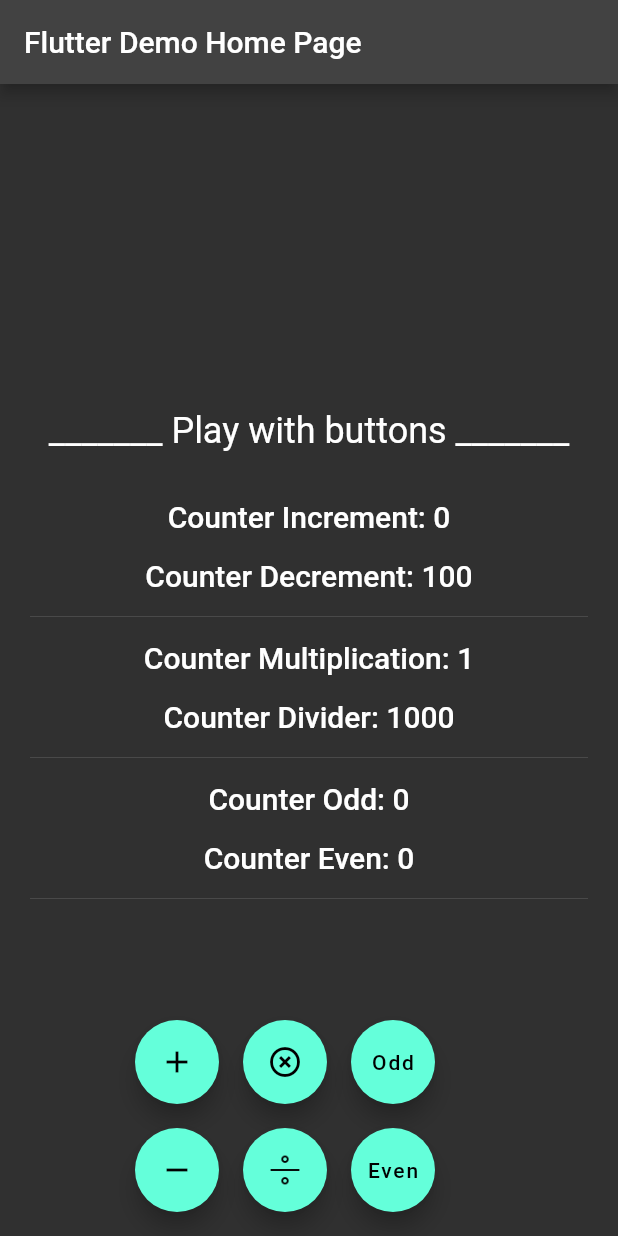
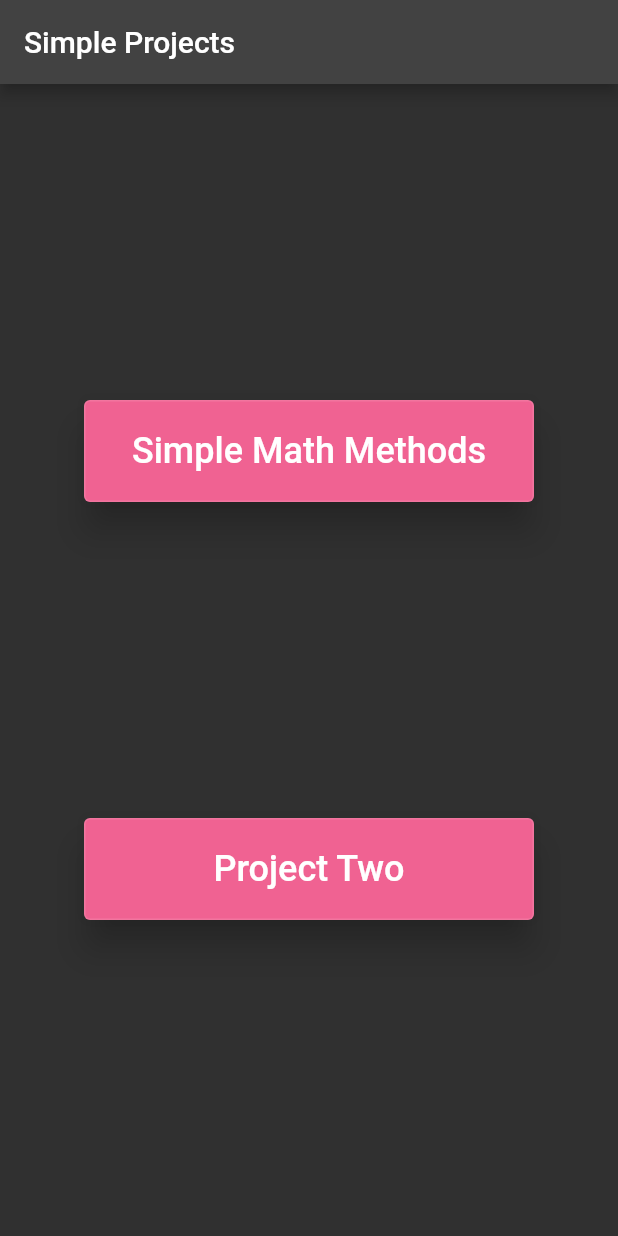
Before and after one commit to irisktaker/pio_first_project, a Flutter app: the screen it shows after launch, on a phone screen of 412 x 824 dp. Run offline on Flutter 3.47's test engine with Material 2 defaults, Android fonts, the phone set to English and light mode, and no system bars.

Commit message:
add_project2

```diff
--- /dev/null
+++ b/lib/home_page.dart
@@ -0,0 +1,65 @@
+import 'package:first_project/simple_math_methods/simple_math_methods.dart';
+import 'package:flutter/material.dart';
+
+import 'project2/show_answer.dart';
+
+class HomePage extends StatelessWidget {
+  const HomePage({Key? key}) : super(key: key);
+
+  // MaterialButton
+  OutlinedButton buildOutlinedButton({
+    required String? text,
+    required void Function() function,
+  }) {
+    return OutlinedButton(
+      onPressed: function,
+      child: Text(
+        text!,
+        style: const TextStyle(color: Colors.white, fontSize: 24),
+      ),
+      style: ButtonStyle(
+        backgroundColor: MaterialStateProperty.all(Colors.pink.shade300),
+        elevation: MaterialStateProperty.all(10),
+        padding: MaterialStateProperty.all(const EdgeInsets.all(20)),
+        alignment: AlignmentDirectional.center,
+        fixedSize: MaterialStateProperty.all(const Size.fromWidth(300)),
+      ),
+    );
+  }
+
+  @override
+  Widget build(BuildContext context) {
+    return Scaffold(
+      appBar: AppBar(
+        title: const Text("Simple Projects"),
+      ),
+      body: Center(
+        child: Column(
+          mainAxisAlignment: MainAxisAlignment.spaceEvenly,
+          children: [
+            buildOutlinedButton(
+              text: 'Simple Math Methods',
+              function: () => Navigator.push(
+                context,
+                MaterialPageRoute(
+                  builder: (context) => const SimpleMathMethods(
+                    title: 'Simple Math Methods',
+                  ),
+                ),
+              ),
+            ),
+            buildOutlinedButton(
+              text: 'Project Two',
+              function: () => Navigator.push(
+                context,
+                MaterialPageRoute(
+                  builder: (context) => const ShowAnswer(),
+                ),
+              ),
+            ),
+          ],
+        ),
+      ),
+    );
+  }
+}
--- a/lib/main.dart
+++ b/lib/main.dart
@@ -1,6 +1,6 @@
 import 'package:flutter/material.dart';
 
-import 'my_home_page.dart';
+import 'home_page.dart';
 
 void main() {
   runApp(const MyApp());
@@ -14,7 +14,7 @@ class MyApp extends StatelessWidget {
     return MaterialApp(
       title: 'Flutter Demo',
       theme: ThemeData.dark(),
-      home: const MyHomePage(title: 'Flutter Demo Home Page'),
+      home: const HomePage(),
     );
   }
 }
--- a/lib/my_home_page.dart
+++ /dev/null
@@ -1,163 +0,0 @@
-import 'package:flutter/material.dart';
-
-class MyHomePage extends StatefulWidget {
-  const MyHomePage({Key? key, required this.title}) : super(key: key);
-
-  final String title;
-
-  @override
-  State<MyHomePage> createState() => _MyHomePageState();
-}
-
-class _MyHomePageState extends State<MyHomePage> {
-  // int _counter = 0;
-  int _incCounter = 0;
-  int _decCounter = 100;
-  int _multiCounter = 1;
-  int _divCounter = 1000;
-  int _odCounter = 0;
-  int _evCounter = 0;
-
-  /// add
-  void _incrementCounter() {
-    setState(() {
-      _incCounter++;
-    });
-  }
-
-  /// minus
-  void _decrementCounter() {
-    setState(() {
-      _decCounter--;
-    });
-  }
-
-  /// multi
-  void _multipleCounter() {
-    setState(() {
-      _multiCounter *= 2;
-    });
-  }
-
-  /// div
-  void _dividerCounter() {
-    setState(() {
-      // _divCounter ~/= _multiCounter;
-      _divCounter ~/= 2;
-    });
-  }
-
-  /// odd
-  void _oddCounter() {
-    setState(() {
-      _odCounter % 2 == 0 ? _odCounter++ : _odCounter += 2;
-    });
-  }
-
-  /// even
-  void _evenCounter() {
-    setState(() {
-      _evCounter % 2 != 0 ? _evCounter++ : _evCounter += 2;
-    });
-  }
-
-  @override
-  Widget build(BuildContext context) {
-    return Scaffold(
-      appBar: AppBar(
-        title: Text(widget.title),
-      ),
-      body: Center(
-        child: Padding(
-          padding: const EdgeInsets.all(20.0),
-          child: Column(
-            // mainAxisAlignment: MainAxisAlignment.center,
-            children: <Widget>[
-              const Spacer(),
-              Text(
-                '_______ Play with buttons _______',
-                style: Theme.of(context).textTheme.headline5,
-              ),
-              const SizedBox(height: 24),
-              buildText(text: 'Counter Increment: $_incCounter'),
-              buildText(text: 'Counter Decrement: $_decCounter'),
-              const Divider(),
-              buildText(text: 'Counter Multiplication: $_multiCounter'),
-              buildText(text: 'Counter Divider: $_divCounter'),
-              const Divider(),
-              buildText(text: 'Counter Odd: $_odCounter'),
-              buildText(text: 'Counter Even: $_evCounter'),
-              const Divider(),
-              const Spacer(),
-            ],
-          ),
-        ),
-      ),
-      floatingActionButton: Row(
-        // mainAxisAlignment: MainAxisAlignment.spaceBetween,
-        children: [
-          const Spacer(),
-          Column(
-            mainAxisAlignment: MainAxisAlignment.end,
-            children: [
-              buildFloatBtn(
-                  press: _incrementCounter, icon: const Icon(Icons.add)),
-              const SizedBox(height: 16),
-              buildFloatBtn(
-                  press: _decrementCounter, icon: const Icon(Icons.remove)),
-            ],
-          ),
-          const SizedBox(width: 16),
-          Column(
-            mainAxisAlignment: MainAxisAlignment.end,
-            children: [
-              buildFloatBtn(
-                  press: _multipleCounter,
-                  icon: const Icon(Icons.highlight_off)),
-              const SizedBox(height: 16),
-              buildFloatBtn(
-                press: _dividerCounter,
-                icon: Image.asset(
-                  'assets/icons/icons8-divide-50.png',
-                  fit: BoxFit.cover,
-                  width: 30,
-                ),
-              ),
-            ],
-          ),
-          const SizedBox(width: 16),
-          Column(
-            mainAxisAlignment: MainAxisAlignment.end,
-            children: [
-              buildFloatBtn(press: _oddCounter, icon: const Text('Odd')),
-              const SizedBox(height: 16),
-              buildFloatBtn(press: _evenCounter, icon: const Text('Even')),
-            ],
-          ),
-          const Spacer(),
-        ],
-      ),
-    );
-  }
-
-  FloatingActionButton buildFloatBtn({
-    required void Function()? press,
-    Widget? icon,
-  }) {
-    return FloatingActionButton(
-      onPressed: press,
-      tooltip: 'Increment',
-      child: icon,
-    );
-  }
-
-  Widget buildText({String? text}) {
-    return Container(
-      padding: const EdgeInsets.symmetric(vertical: 8),
-      child: Text(
-        text!,
-        style: Theme.of(context).textTheme.headline6,
-      ),
-    );
-  }
-}
```
Also changed, not shown: lib/project2/show_answer.dart (added, +119 -0 lines), lib/simple_math_methods/simple_math_methods.dart (+163 -0 lines).
